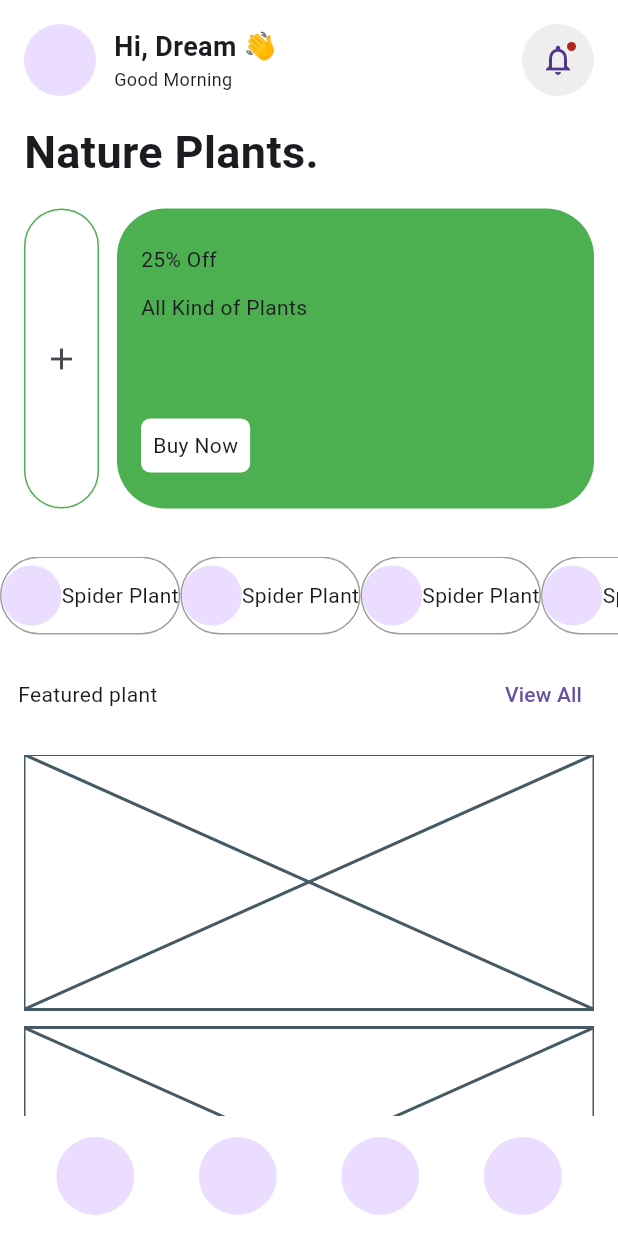
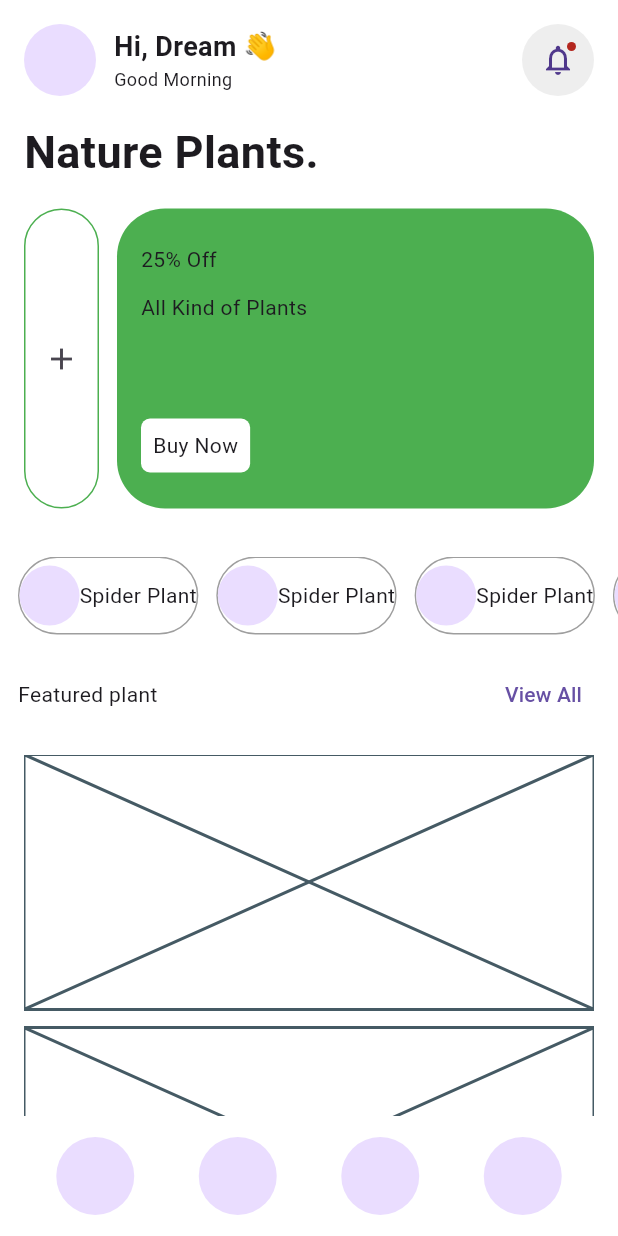
Before and after one commit to JAICHANGPARK/flutter_notebook_chapter_45, a Flutter app: the PlantHomePage screen opened directly, on a phone screen of 412 x 824 dp. Run offline on Flutter 3.47's test engine with Material 3 defaults, Android fonts, the phone set to English and light mode, and no system bars; our stand-ins replace gap, hugeicons, smooth_page_indicator.

Commit message:
Update plant_home_page.dart

```diff
--- a/lib/ep2265_plant_shop_app/ui/plant_home_page.dart
+++ b/lib/ep2265_plant_shop_app/ui/plant_home_page.dart
@@ -125,11 +125,17 @@ class _PlantHomePageState extends State<PlantHomePage> {
 
             Container(
               height: 52,
+              padding: EdgeInsets.only(
+                left: 12
+              ),
               child: ListView.builder(
                 itemCount: 10,
                 scrollDirection: Axis.horizontal,
                 itemBuilder: (context, index) {
                   return Container(
+                    margin: EdgeInsets.only(
+                      right: 12
+                    ),
                     decoration: ShapeDecoration(
                       shape: StadiumBorder(
                         side: BorderSide(color: Colors.grey),
```
